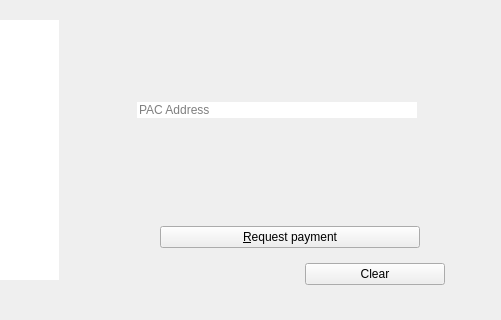
Old version of the form src/qt/forms/receivecoinsdialog.ui in the repository PACCommunity/PAC; both pictures show x 617 to 1118 and y 203 to 523 of the 1118 by 523 pixel window.
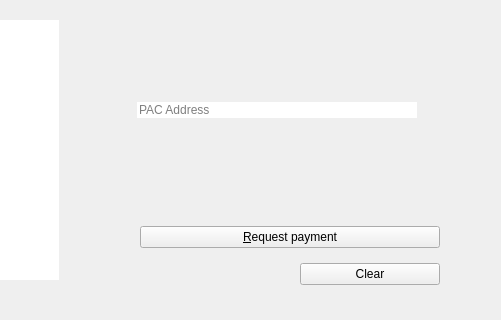
New version of the form. Icons and pictures are not drawn. Custom widgets are drawn as their Qt base class.

What changed in the file:
```diff
--- a/src/qt/forms/receivecoinsdialog.ui
+++ b/src/qt/forms/receivecoinsdialog.ui
@@ -802,6 +802,12 @@
                <height>0</height>
               </size>
              </property>
+             <property name="maximumSize">
+              <size>
+               <width>300</width>
+               <height>16777215</height>
+              </size>
+             </property>
              <property name="toolTip">
               <string>Request a Payment and generates the Address and QRCode</string>
              </property>
@@ -830,7 +836,7 @@
              </property>
              <property name="sizeHint" stdset="0">
               <size>
-               <width>170</width>
+               <width>160</width>
                <height>20</height>
               </size>
              </property>
```
